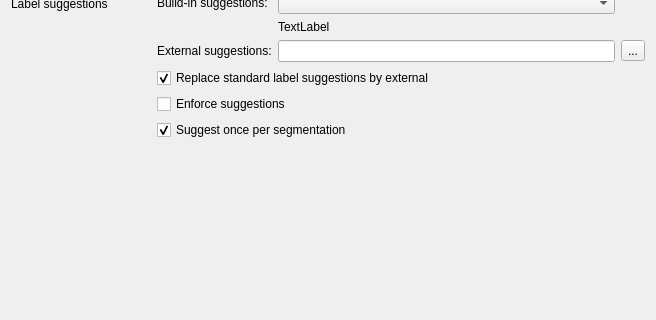
First picture: the form in Plugins/org.mitk.gui.qt.segmentation/src/QmitkSegmentationPreferencePageControls.ui, repository MITK/MITK, before the edit; both pictures show x 0 to 656 and y 346 to 666 of the 656 by 779 pixel window.
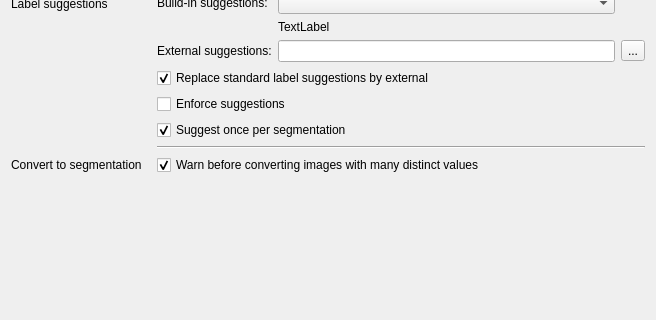
Second picture: the form after the edit.

Commit message:
Allow re-enabling Convert to Segmentation warning
The plausibility warning can be dismissed with "Do not ask again",
which persists "warn before converting to segmentation" as false.
There was no way to turn it back on from the UI.

Add a checkbox for it to the segmentation preference page so the
warning can be re-enabled (or disabled) like the other preferences.

See also: #825

Diff of the .ui file:
```diff
--- a/Plugins/org.mitk.gui.qt.segmentation/src/QmitkSegmentationPreferencePageControls.ui
+++ b/Plugins/org.mitk.gui.qt.segmentation/src/QmitkSegmentationPreferencePageControls.ui
@@ -329,6 +329,33 @@
      </property>
     </widget>
    </item>
+   <item row="15" column="1">
+    <widget class="Line" name="line_6">
+     <property name="orientation">
+      <enum>Qt::Horizontal</enum>
+     </property>
+    </widget>
+   </item>
+   <item row="16" column="0">
+    <widget class="QLabel" name="convertToSegmentationLabel">
+     <property name="text">
+      <string>Convert to segmentation</string>
+     </property>
+    </widget>
+   </item>
+   <item row="16" column="1">
+    <widget class="QCheckBox" name="convertWarningCheckBox">
+     <property name="toolTip">
+      <string>If checked, converting an image with many distinct values to a segmentation asks for confirmation first.</string>
+     </property>
+     <property name="text">
+      <string>Warn before converting images with many distinct values</string>
+     </property>
+     <property name="checked">
+      <bool>true</bool>
+     </property>
+    </widget>
+   </item>
   </layout>
  </widget>
  <resources/>
```
The commit also changes 1 other file.
